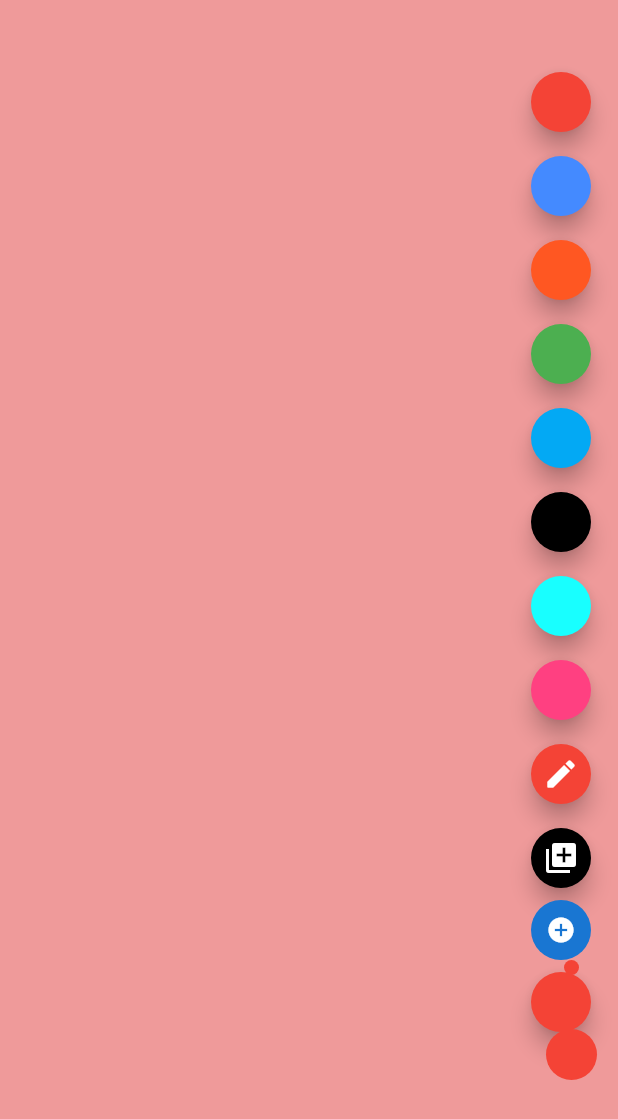
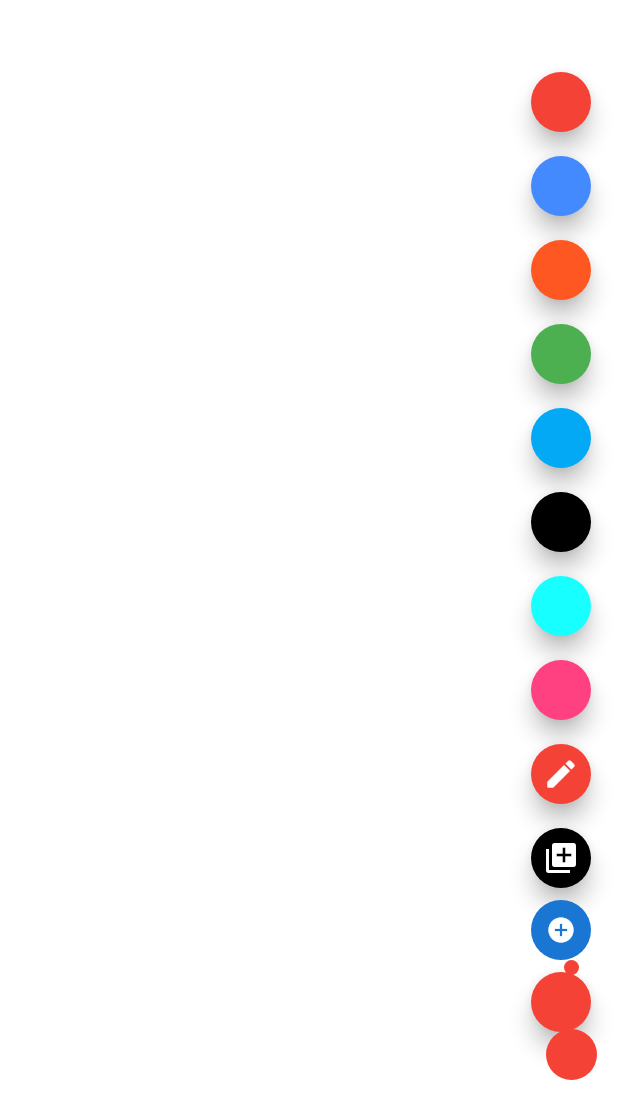
Before and after one commit to JosephSafouri/OXO-2123, a Flutter app: the screen it shows after launch, after a tap on the "create" icon, on a phone screen of 412 x 824 dp. Shown: the top 1119 px of the screen. Run offline on Flutter 3.47's test engine with Material 2 defaults, Android fonts, the phone set to English and light mode, and no system bars; our stand-ins replace image_picker.

Commit message:
Edited Starting state view and cleaned up enum values to be more descriptive

```diff
--- a/flutter-app/flutter_drawing_app/starter/lib/drawing_page.dart
+++ b/flutter-app/flutter_drawing_app/starter/lib/drawing_page.dart
@@ -11,8 +11,8 @@ import 'package:flutter/foundation.dart' show kIsWeb;
 // Status keeps track of what action the user is trying to execute, default to none on start
 enum Status {
   none,
-  color,
-  linedrawing,
+  free_draw,
+  line_drawing,
   upload_image,
   text_field //adds a text field state
 }
@@ -105,7 +105,7 @@ class _DrawingPageState extends State<DrawingPage> {
     final point = box.globalToLocal(details.globalPosition);
 
     setState(() {
-      if (state == Status.color || state == Status.linedrawing) {
+      if (state == Status.free_draw || state == Status.line_drawing) {
         line = DrawnLine([point], selectedColor, selectedWidth);
       }
     });
@@ -123,13 +123,13 @@ class _DrawingPageState extends State<DrawingPage> {
     final path = List.from(line.path);
 
     setState(() {
-      if (state == Status.linedrawing) {
+      if (state == Status.line_drawing) {
         if (path.length <= 1) {
           path.add(point);
         } else {
           path[1] = point;
         }
-      } else if (state == Status.color) {
+      } else if (state == Status.free_draw) {
         path.add(point);
       }
       line = DrawnLine(path, selectedColor, selectedWidth);
@@ -147,7 +147,7 @@ class _DrawingPageState extends State<DrawingPage> {
  */
   void lineDrawEnd(DragEndDetails details) {
     setState(() {
-      if (state == Status.color || state == Status.linedrawing) {
+      if (state == Status.free_draw || state == Status.line_drawing) {
         print('User has ended drawing');
         lines.add(line);
       }
@@ -241,7 +241,7 @@ class _DrawingPageState extends State<DrawingPage> {
         child:Icon(Icons.create_rounded),
         onPressed: () {
           setState(() {
-            state = Status.linedrawing;
+            state = Status.line_drawing;
           });
         },
       ),
@@ -292,7 +292,7 @@ Widget buildUploadButton() {
         child: Container(),
         onPressed: () {
           setState(() {
-            state = Status.color;
+            state = Status.free_draw;
             selectedColor = color;
           });
         },
@@ -350,7 +350,7 @@ Widget buildUploadButton() {
     }
     return Container(
       decoration: BoxDecoration(
-        color: Colors.red[200]
+        color: Colors.white
       ),
       width: width,
       height: height,
```
